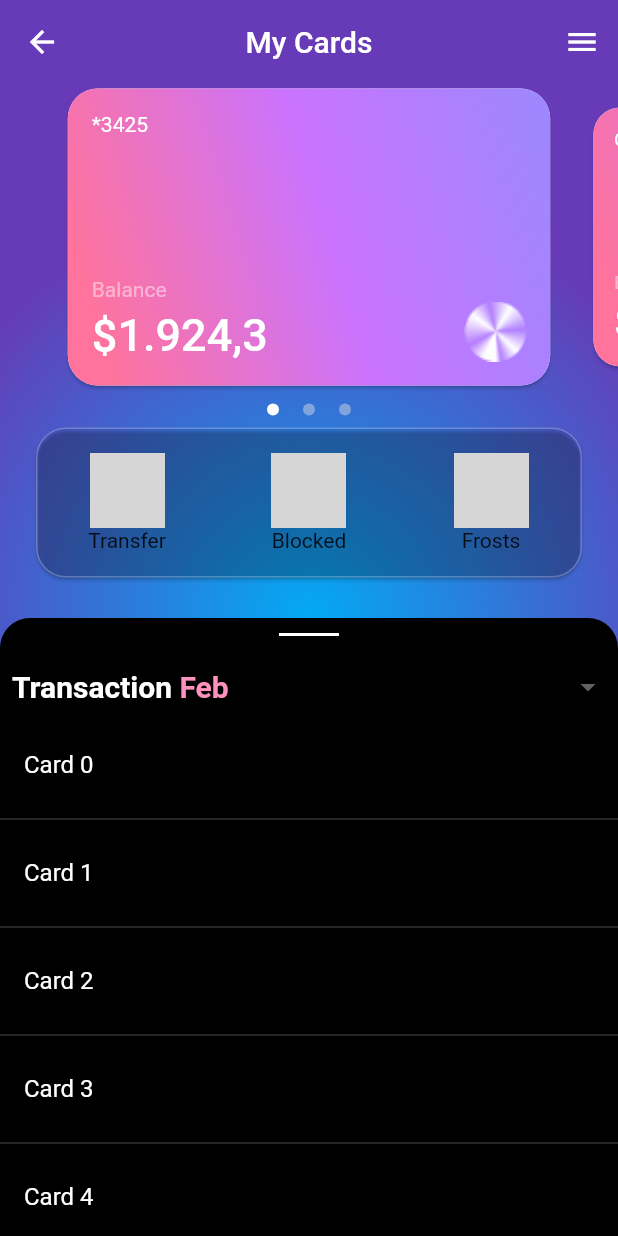
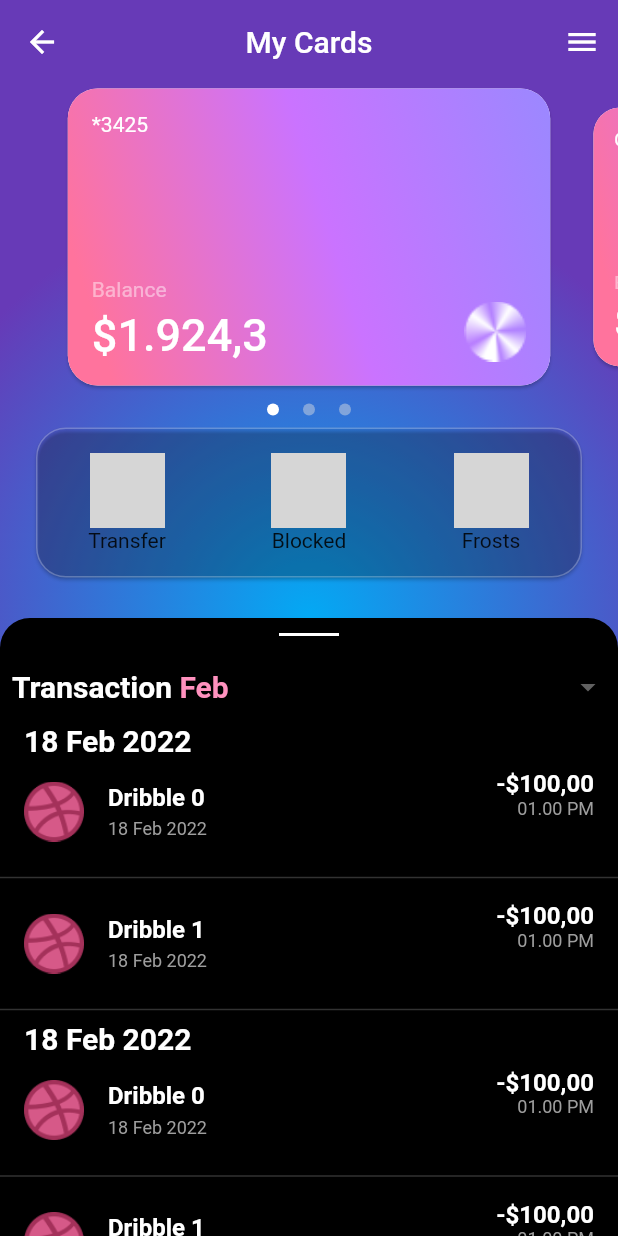
Before and after one commit to fatlhr/Flutter-UI-Bank-App, a Flutter app: the screen it shows after launch, on a phone screen of 412 x 824 dp. Run offline on Flutter 3.47's test engine with Material 2 defaults, Android fonts, the phone set to English and light mode, and no system bars; drawn by our look-alikes of carousel_slider; network calls fail; grey boxes are pictures that could not be loaded.

Commit message:
My Cards fix ScrollView

```diff
--- a/lib/pages/my_cards.dart
+++ b/lib/pages/my_cards.dart
@@ -14,8 +14,7 @@ class MyCards extends StatefulWidget {
 class _MyCardsState extends State<MyCards> {
   int _currentIndex = 0;
   int _transactionIndex = DateTime.parse(DateTime.now().toString()).month - 1;
-  String finalMonth = "";
-
+  int _day = DateTime.parse(DateTime.now().toString()).day;
   var date = DateTime.now().toString();
 
   final List<String> _month = [
@@ -32,7 +31,6 @@ class _MyCardsState extends State<MyCards> {
     'Nov',
     'Dec'
   ];
-
   @override
   Widget build(BuildContext context) {
     return Scaffold(
@@ -210,11 +208,32 @@ class _MyCardsState extends State<MyCards> {
                       ),
                       Expanded(
                         child: ListView.builder(
+                          shrinkWrap: true,
+                          physics: ClampingScrollPhysics(),
+                          controller: ScrollController(),
+                          padding: const EdgeInsets.all(0),
+                          itemBuilder: (BuildContext context, int index) =>
+                              Wrap(
+                            children: [
+                              Padding(
+                                padding: const EdgeInsets.symmetric(
+                                    horizontal: 16.0),
+                                child: Text(
+                                  "$_day ${_month[_transactionIndex]} 2022",
+                                  style: TextStyle(
+                                    color: Colors.white,
+                                    fontSize: 20,
+                                    fontWeight: FontWeight.w600,
+                                  ),
+                                ),
+                              ),
+                              ListView.builder(
+                                physics: ClampingScrollPhysics(),
+                                controller: scrollController,
+                                scrollDirection: Axis.vertical,
                                 padding: EdgeInsets.only(top: 0),
-                          scrollDirection: Axis.vertical,
                                 shrinkWrap: true,
-                          controller: scrollController,
-                          itemCount: 30,
+                                itemCount: 2,
                                 itemBuilder: (context, index) {
                                   return Column(
                                     mainAxisAlignment: MainAxisAlignment.start,
@@ -222,16 +241,52 @@ class _MyCardsState extends State<MyCards> {
                                       ListTile(
                                         minVerticalPadding: 0,
                                         title: Text(
-                                    "Card $index",
-                                    style: TextStyle(color: Colors.white),
+                                          "Dribble $index",
+                                          style: TextStyle(
+                                              color: Colors.white,
+                                              fontWeight: FontWeight.w600,
+                                              fontSize: 16),
+                                        ),
+                                        subtitle: Text(
+                                          "$_day ${_month[_transactionIndex]} 2022",
+                                          style: TextStyle(
+                                              color: Colors.grey, fontSize: 12),
+                                        ),
+                                        leading: Image.asset(
+                                          "assets/dribble.png",
+                                          height: 40,
+                                          fit: BoxFit.cover,
+                                        ),
+                                        trailing: Column(
+                                          crossAxisAlignment:
+                                              CrossAxisAlignment.end,
+                                          children: [
+                                            Text(
+                                              "-\$100,00",
+                                              style: TextStyle(
+                                                  color: Colors.white,
+                                                  fontWeight: FontWeight.w600,
+                                                  fontSize: 16),
+                                            ),
+                                            Text(
+                                              "01.00 PM",
+                                              style: TextStyle(
+                                                  color: Colors.grey,
+                                                  fontSize: 12),
+                                            )
+                                          ],
                                         ),
                                       ),
                                       Divider(
-                                    color: Color.fromARGB(50, 253, 253, 253),
+                                          color:
+                                              Color.fromARGB(50, 253, 253, 253),
                                           thickness: 1),
                                     ],
                                   );
                                 },
+                              ),
+                            ],
+                          ),
                         ),
                       ),
                     ],
```
Also changed, not shown: assets/dribble.png (added). Lines whose indentation alone changed are shown as unchanged.
